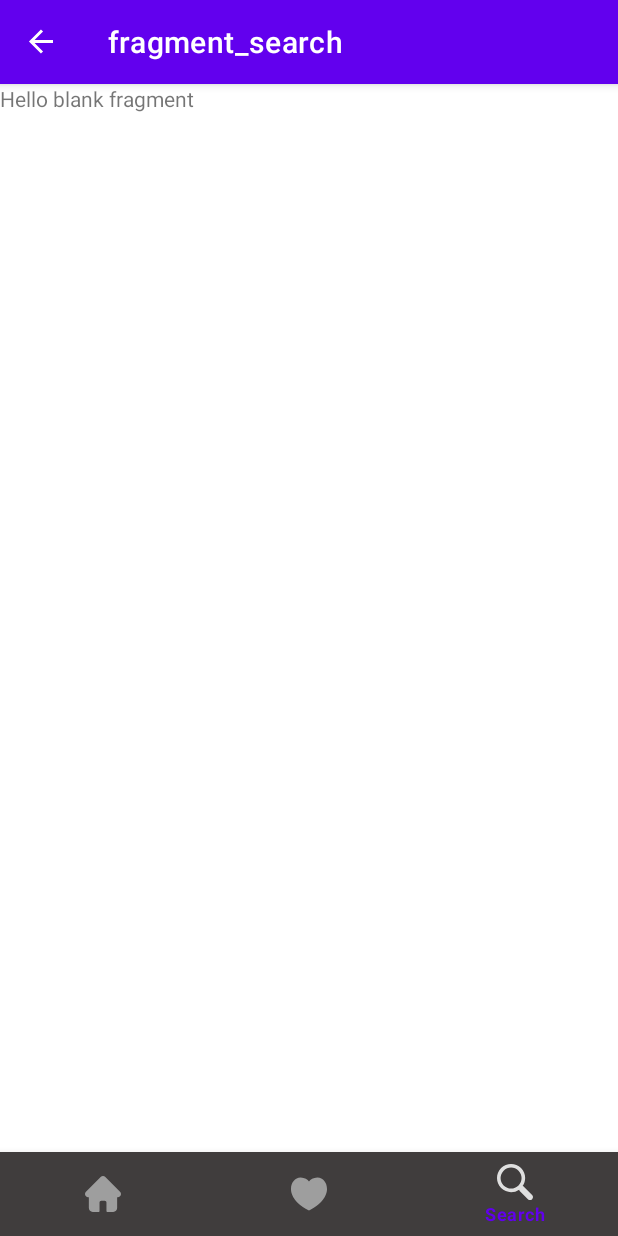
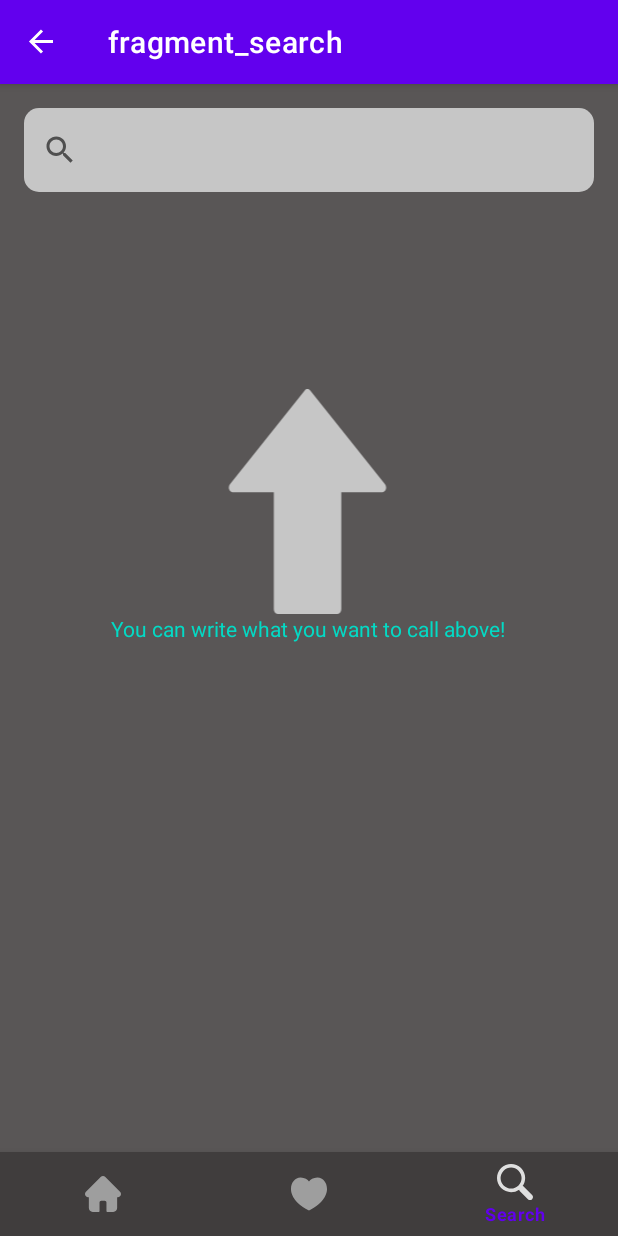
Before and after one commit to Android-Team-BootCamp/CarApp, an Android app: the SearchFragment screen opened through its navigation route, on a phone screen of 412 x 824 dp. Run offline under Robolectric (Android 15) with nearby library versions, the phone set to English and light mode, and no system bars; our stand-ins replace RxJava, data binding, navigation-ui; network calls fail.

Commit message:
Serach fragment is finished

```diff
--- a/app/src/main/java/com/suleymanoner/carapp/fragments/SearchFragment.kt
+++ b/app/src/main/java/com/suleymanoner/carapp/fragments/SearchFragment.kt
@@ -5,25 +5,67 @@ import androidx.fragment.app.Fragment
 import android.view.LayoutInflater
 import android.view.View
 import android.view.ViewGroup
+import android.widget.SearchView
+import androidx.lifecycle.Observer
+import androidx.recyclerview.widget.LinearLayoutManager
 import com.suleymanoner.carapp.R
+import com.suleymanoner.carapp.adapter.SearchAdapter
+import com.suleymanoner.carapp.databinding.FragmentSearchBinding
+import com.suleymanoner.carapp.util.gone
+import com.suleymanoner.carapp.util.visible
+import com.suleymanoner.carapp.viewmodels.SearchViewModel
+import kotlinx.android.synthetic.main.fragment_search.*
 
 
-class SearchFragment : Fragment() {
-    // TODO: Rename and change types of parameters
-    private var param1: String? = null
-    private var param2: String? = null
+class SearchFragment : BaseFragment<FragmentSearchBinding, SearchViewModel>() {
 
-    override fun onCreate(savedInstanceState: Bundle?) {
-        super.onCreate(savedInstanceState)
+    override fun getLayoutRes(): Int = R.layout.fragment_search
 
-    }
+    override fun getViewModel(): Class<SearchViewModel> = SearchViewModel::class.java
 
     override fun onCreateView(
         inflater: LayoutInflater, container: ViewGroup?,
         savedInstanceState: Bundle?
     ): View? {
-        // Inflate the layout for this fragment
-        return inflater.inflate(R.layout.fragment_search, container, false)
+        super.onCreateView(inflater, container, savedInstanceState)
+        return dataBinding.root
     }
 
+    override fun onViewCreated(view: View, savedInstanceState: Bundle?) {
+
+        dataBinding.searchView.setOnQueryTextListener(object : SearchView.OnQueryTextListener{
+            override fun onQueryTextSubmit(query: String?): Boolean {
+                if (query != null && query.length > 0){
+                    viewModel.getSearchCars(query!!)
+                    dataBinding.imgSearch.gone()
+                    dataBinding.tvSearch.gone()
+                    dataBinding.recyclerviewSearch.visible()
+                }
+                return false
+            }
+
+            override fun onQueryTextChange(newText: String?): Boolean {
+                return false
+            }
+        })
+
+        dataBinding.searchView.setOnCloseListener(object : SearchView.OnCloseListener{
+            override fun onClose(): Boolean {
+                dataBinding.recyclerviewSearch.gone()
+                dataBinding.imgSearch.visible()
+                dataBinding.tvSearch.visible()
+                return false
+            }
+        })
+
+        viewModel.searchcars.observe(viewLifecycleOwner, Observer {searchMovie ->
+            searchMovie?.let {
+                recyclerviewSearch.layoutManager = LinearLayoutManager(context!!)
+                recyclerviewSearch.adapter = SearchAdapter(searchMovie)
+            }
+
+        })
+    }
+
+
 }
--- a/app/src/main/java/com/suleymanoner/carapp/service/ApiClient.kt
+++ b/app/src/main/java/com/suleymanoner/carapp/service/ApiClient.kt
@@ -28,4 +28,8 @@ class ApiClient {
     fun getDetailData(carsId:Int) :Single<Cars>{
         return api.getCarsDetails(carsId)
     }
+
+    fun getSearchCars(name:String):Single<List<Cars>>{
+        return api.getSearchCars(name)
+    }
 }
--- a/app/src/main/java/com/suleymanoner/carapp/service/ApiService.kt
+++ b/app/src/main/java/com/suleymanoner/carapp/service/ApiService.kt
@@ -4,6 +4,7 @@ import com.suleymanoner.carapp.model.Cars
 import io.reactivex.Single
 import retrofit2.http.GET
 import retrofit2.http.Path
+import retrofit2.http.Query
 
 interface ApiService {
 
@@ -11,6 +12,8 @@ interface ApiService {
     fun getCars(): Single<List<Cars>>
 
 
-    @GET("movie/{id}")
+    @GET("cars/{id}")
     fun getCarsDetails(@Path("id") carsId: Int): Single<Cars>
+    @GET("Android-Team-BootCamp/carsjson/master/carsdb.json")
+    fun getSearchCars(@Query("query") search: String): Single<List<Cars>>
 }
--- /dev/null
+++ b/app/src/main/java/com/suleymanoner/carapp/viewmodels/SearchViewModel.kt
@@ -0,0 +1,44 @@
+package com.suleymanoner.carapp.viewmodels
+
+import android.app.Application
+import androidx.lifecycle.AndroidViewModel
+import androidx.lifecycle.MutableLiveData
+import com.suleymanoner.carapp.model.Cars
+import com.suleymanoner.carapp.service.ApiClient
+
+import io.reactivex.android.schedulers.AndroidSchedulers
+import io.reactivex.disposables.CompositeDisposable
+import io.reactivex.observers.DisposableSingleObserver
+import io.reactivex.schedulers.Schedulers
+
+class SearchViewModel(application: Application) : AndroidViewModel(application) {
+
+    private val apiClient = ApiClient()
+    private val disposable = CompositeDisposable()
+
+    val searchcars = MutableLiveData<List<Cars>>()
+
+    fun getSearchCars(search: String) {
+        disposable.add(
+            apiClient.getSearchCars(search)
+                .subscribeOn(Schedulers.newThread())
+                .observeOn(AndroidSchedulers.mainThread())
+                .subscribeWith(object : DisposableSingleObserver<List<Cars>>() {
+                    override fun onSuccess(t: List<Cars>) {
+                        searchcars.value = t
+                    }
+
+                    override fun onError(e: Throwable) {
+
+                    }
+
+                })
+        )
+    }
+
+    override fun onCleared() {
+        super.onCleared()
+        disposable.clear()
+    }
+
+}
--- a/app/src/main/res/layout/fragment_search.xml
+++ b/app/src/main/res/layout/fragment_search.xml
@@ -1,14 +1,67 @@
 <?xml version="1.0" encoding="utf-8"?>
-<FrameLayout xmlns:android="http://schemas.android.com/apk/res/android"
-    xmlns:tools="http://schemas.android.com/tools"
-    android:layout_width="match_parent"
-    android:layout_height="match_parent"
-    tools:context=".fragments.SearchFragment">
+<layout xmlns:android="http://schemas.android.com/apk/res/android"
+    xmlns:app="http://schemas.android.com/apk/res-auto"
+    xmlns:tools="http://schemas.android.com/tools">
 
-    <!-- TODO: Update blank fragment layout -->
-    <TextView
+    <androidx.constraintlayout.widget.ConstraintLayout
         android:layout_width="match_parent"
         android:layout_height="match_parent"
-        android:text="@string/hello_blank_fragment" />
+        android:background="#595656"
+        tools:context=".fragments.SearchFragment">
 
-</FrameLayout>
+
+        <SearchView
+            android:id="@+id/searchView"
+            android:layout_width="match_parent"
+            android:layout_height="56dp"
+            android:layout_marginStart="16dp"
+            android:layout_marginTop="16dp"
+            android:layout_marginEnd="16dp"
+            android:background="@drawable/background_search_view"
+            app:layout_constraintEnd_toEndOf="parent"
+            app:layout_constraintStart_toStartOf="parent"
+            app:layout_constraintTop_toTopOf="parent" />
+
+        <androidx.recyclerview.widget.RecyclerView
+            android:id="@+id/recyclerviewSearch"
+            android:layout_width="0dp"
+            android:layout_height="0dp"
+            android:layout_marginStart="16dp"
+            android:layout_marginTop="16dp"
+            android:layout_marginEnd="16dp"
+            android:layout_marginBottom="16dp"
+            android:visibility="gone"
+            app:layout_constraintBottom_toBottomOf="parent"
+            app:layout_constraintEnd_toEndOf="parent"
+            app:layout_constraintStart_toStartOf="parent"
+            app:layout_constraintTop_toBottomOf="@+id/searchView" />
+
+        <ImageView
+            android:id="@+id/imgSearch"
+            android:layout_width="150dp"
+            android:layout_height="150dp"
+            android:layout_marginStart="16dp"
+            android:layout_marginTop="16dp"
+            android:layout_marginEnd="16dp"
+            android:layout_marginBottom="16dp"
+            android:src="@drawable/ic_up_arrow"
+            android:visibility="visible"
+            app:layout_constraintBottom_toBottomOf="parent"
+            app:layout_constraintEnd_toEndOf="parent"
+            app:layout_constraintHorizontal_bias="0.497"
+            app:layout_constraintStart_toStartOf="parent"
+            app:layout_constraintTop_toBottomOf="@+id/searchView"
+            app:layout_constraintVertical_bias="0.224" />
+
+        <TextView
+            android:id="@+id/tvSearch"
+            android:layout_width="wrap_content"
+            android:layout_height="wrap_content"
+            android:text="You can write what you want to call above!"
+            android:textColor="@color/teal_200"
+            app:layout_constraintEnd_toEndOf="@+id/imgSearch"
+            app:layout_constraintStart_toStartOf="@+id/imgSearch"
+            app:layout_constraintTop_toBottomOf="@+id/imgSearch" />
+
+    </androidx.constraintlayout.widget.ConstraintLayout>
+</layout>
```
Also changed, not shown: app/src/main/java/com/suleymanoner/carapp/adapter/SearchAdapter.kt (added, +36 -0 lines), app/src/main/java/com/suleymanoner/carapp/util/Extension.kt (added, +11 -0 lines).
